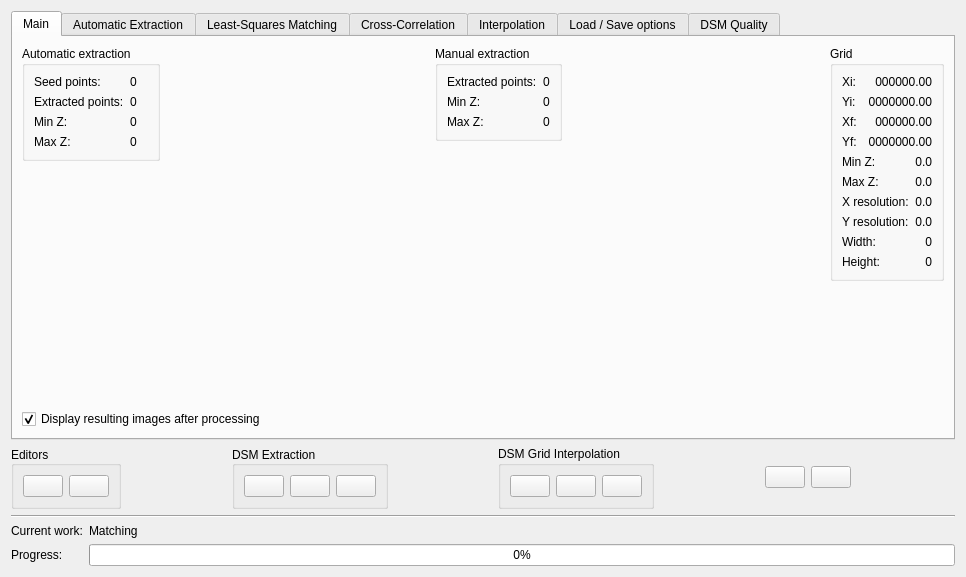
Old version of the form qt/interface/DemExtraction.ui in the repository hildermesmedeiros/E-foto-trunk-435.
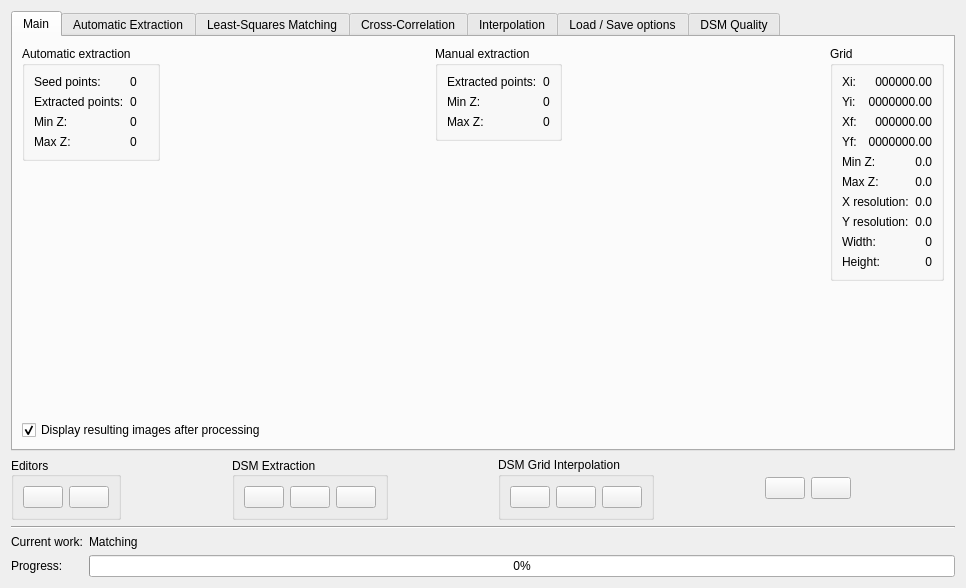
New version of the form. Icons and pictures are not drawn.

The edit to the form file:
```diff
--- a/qt/interface/DemExtraction.ui
+++ b/qt/interface/DemExtraction.ui
@@ -7,7 +7,7 @@
     <x>0</x>
     <y>0</y>
     <width>966</width>
-    <height>577</height>
+    <height>588</height>
    </rect>
   </property>
   <property name="windowTitle">
```
